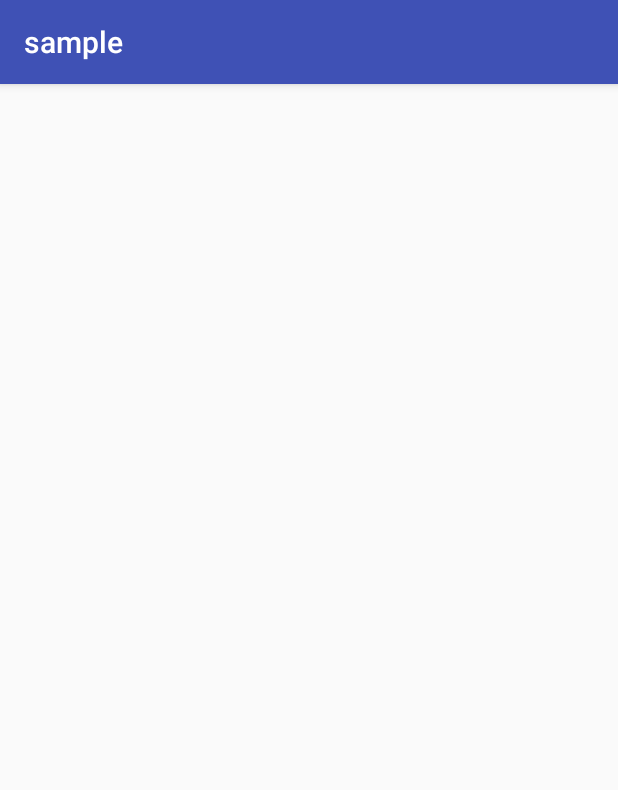
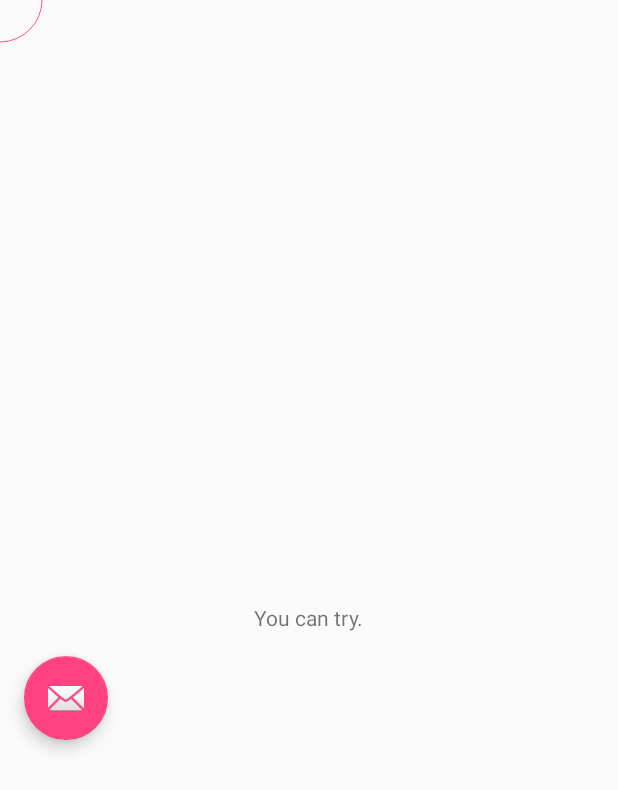
Before and after one commit to Yellow5A5/ActSwitchAnimTool, an Android app: the SecondActivity screen opened directly, with no data from a screen before it, on a phone screen of 412 x 824 dp. Shown: the top 790 px of the screen. Run offline under Robolectric (Android 15) with nearby library versions, the phone set to English and light mode, and no system bars; 2 statements that could not run were skipped.

```diff
--- a/app/src/main/java/yellow5a5/actswitchanimtool/ActSwitchAnimTool.java
+++ b/app/src/main/java/yellow5a5/actswitchanimtool/ActSwitchAnimTool.java
@@ -11,10 +11,10 @@ import android.graphics.Canvas;
 import android.graphics.Color;
 import android.graphics.Paint;
 import android.util.AttributeSet;
+import android.util.Log;
 import android.view.View;
 import android.view.ViewGroup;
 import android.view.ViewTreeObserver;
-import android.widget.ImageView;
 
 /**
  * Created by Yellow5A5 on 16/9/16.
@@ -23,6 +23,7 @@ public class ActSwitchAnimTool {
 
     private int ANIM_DURATION = 1000;
 
+    private ViewGroup mDecorView;
     private SwitchAnimView mSwitchAnimView;
     private Activity mStartAct;
     private int mColorStart;
@@ -37,71 +38,82 @@ public class ActSwitchAnimTool {
     public ActSwitchAnimTool(Activity activity) {
         mStartAct = activity;
         mSwitchAnimView = new SwitchAnimView(mStartAct);
+        mDecorView = (ViewGroup) mStartAct.getWindow().getDecorView();
     }
 
-    public void startActivity(final Intent intent, final boolean isNeedFinish) {
+    public ActSwitchAnimTool startActivity(final Intent intent, final boolean isNeedFinish) {
         intent.putExtra("location", targetLocation);
         intent.putExtra("color", mColorEnd);
         mSwitchAnimView.setSwitchAnimCallback(new SwitchAnimCallback() {
             @Override
             public void onAnimationEnd() {
                 mStartAct.startActivity(intent);
-                if (isNeedFinish == true){
+                if (isNeedFinish == true) {
                     mStartAct.finish();
+                } else {
+                    mDecorView.postDelayed(new Runnable() {
+                        @Override
+                        public void run() {
+                            mDecorView.removeView(mSwitchAnimView);
+                        }
+                    }, 200);
                 }
             }
+
+            @Override
+            public void onAnimationUpdate(int progress) {
+                Log.e(ActSwitchAnimTool.class.getName(), "onAnimationUpdate: " + progress);
+            }
         });
-        mSwitchAnimView.startSpreadAnim();
+        return this;
+    }
+
+    public ActSwitchAnimTool receiveIntent(Intent intent) {
+        targetLocation = intent.getIntArrayExtra("location");
+        mColorStart = intent.getIntExtra("color", Color.BLACK/*FIXME*/);
+        return this;
     }
 
     public ActSwitchAnimTool target(final View view) {
-        final ViewGroup decor = (ViewGroup) mStartAct.getWindow().getDecorView();
         final ViewGroup.LayoutParams bgParams = new ViewGroup.LayoutParams(
                 ViewGroup.LayoutParams.MATCH_PARENT, ViewGroup.LayoutParams.MATCH_PARENT);
         //background image.
-        decor.addView(mSwitchAnimView, bgParams);
-
-        view.getLocationInWindow(targetLocation);
-        mSwitchAnimView.setCenter(targetLocation[0], targetLocation[1]);
+        mDecorView.addView(mSwitchAnimView, bgParams);
         view.getViewTreeObserver().addOnGlobalLayoutListener(new ViewTreeObserver.OnGlobalLayoutListener() {
             @Override
             public void onGlobalLayout() {
+                view.getLocationInWindow(targetLocation);
                 targetViewWidth = view.getWidth();
                 targetViewHeight = view.getHeight();
+                int circleRadius = (targetViewHeight > targetViewWidth ? targetViewWidth : targetViewHeight) / 2;
+                mSwitchAnimView.setmTargetCircleRadius(circleRadius);
+                mSwitchAnimView.setCenter(targetLocation[0] + targetViewWidth / 2, targetLocation[1] + targetViewHeight / 2);
             }
         });
-        decor.removeView(view);
-//        decor.addView(view);
         return this;
     }
 
-    public ActSwitchAnimTool setAnimType(int type){
+    public void build() {
+        if (mSwitchAnimView.getmAnimType() == 0) {
+            mSwitchAnimView.startSpreadAnim();
+        } else if (mSwitchAnimView.getmAnimType() == 1) {
+            mSwitchAnimView.startShrinkAnim();
+        }
+    }
+
+    public ActSwitchAnimTool setAnimType(int type) {
         mSwitchAnimView.setmAnimType(type);
         return this;
     }
 
-    public void builder() {
-
+    public ActSwitchAnimTool setmColorStart(int color) {
+        mSwitchAnimView.setmSpreadColor(color);
+        return this;
     }
 
-    public void setContainer(View container) {
-
-    }
-
-    public int getmColorStart() {
-        return mColorStart;
-    }
-
-    public void setmColorStart(int mColorStart) {
-        this.mColorStart = mColorStart;
-    }
-
-    public int getmColorEnd() {
-        return mColorEnd;
-    }
-
-    public void setmColorEnd(int mColorEnd) {
-        this.mColorEnd = mColorEnd;
+    public ActSwitchAnimTool setmColorEnd(int color) {
+        mSwitchAnimView.setmShrinkColor(color);
+        return this;
     }
 
     public int getTargetViewWidth() {
@@ -122,6 +134,8 @@ public class ActSwitchAnimTool {
 
     public interface SwitchAnimCallback {
         void onAnimationEnd();
+
+        void onAnimationUpdate(int progress);
     }
 
     public class SwitchAnimView extends View {
@@ -137,11 +151,14 @@ public class ActSwitchAnimTool {
         private int mAnimType;
         private int mRadius;
         private int mDuration;
-        private int mAlpha;
-        private Paint mPaint;
+        private Paint mSpreadPaint;
+        private Paint mShrinkPaint;
         private ValueAnimator mAnimator;
+        private int mTargetCircleRadius;
+        private int mScreenLength;
 
-        private boolean isAnimationStart = false;
+
+        private boolean isAnimationReady = false;
 
         private SwitchAnimCallback mSwitchAnimCallback;
 
@@ -165,23 +182,40 @@ public class ActSwitchAnimTool {
 
         private void init() {
             mAnimType = MODE_UNINIT;
-            mPaint = new Paint();
-            mPaint.setColor(Color.BLUE);
-            mDuration = 2000;
+            mSpreadPaint = new Paint();
+            mSpreadPaint.setStrokeWidth(1);
+            mSpreadPaint.setStyle(Paint.Style.STROKE);
+            mSpreadPaint.setColor(Color.BLUE);
+            mShrinkPaint = new Paint();
+            mShrinkPaint.setStrokeWidth(1);
+            mShrinkPaint.setStyle(Paint.Style.STROKE);
+            mShrinkPaint.setColor(Color.BLUE);
+            mDuration = 700;
+            mScreenLength = (int) Math.sqrt(Math.pow(getResources().getDisplayMetrics().heightPixels, 2)
+                    + Math.pow(getResources().getDisplayMetrics().widthPixels, 2));
         }
 
         private void setAlpha(int alpha) {
-            mPaint.setAlpha(alpha);
+            mSpreadPaint.setAlpha(alpha);
+            mShrinkPaint.setAlpha(alpha);
         }
 
         private void initAnimation() {
-            mAnimator = ValueAnimator.ofInt(0, 3000);
+            isAnimationReady = true;
+            mAnimator = ValueAnimator.ofInt(0, mScreenLength);
             mAnimator.setDuration(mDuration);
             mAnimator.addUpdateListener(new ValueAnimator.AnimatorUpdateListener() {
+                int lastFactor = 0;
+
                 @Override
                 public void onAnimationUpdate(ValueAnimator animation) {
-                    mRadius = (int) animation.getAnimatedValue();
+                    int factor = (int) animation.getAnimatedValue();
+                    mRadius = factor;
                     invalidate();
+                    if (mSwitchAnimCallback != null && lastFactor != factor) {
+                        mSwitchAnimCallback.onAnimationUpdate(factor * 100 / mScreenLength);
+                        lastFactor = factor;
+                    }
                 }
             });
             mAnimator.addListener(new AnimatorListenerAdapter() {
@@ -213,33 +247,54 @@ public class ActSwitchAnimTool {
             if (getmAnimType() == MODE_UNINIT) {
                 return;
             }
-            if (!isAnimationStart) {
+            if (!isAnimationReady) {
                 initAnimation();
             }
             switch (getmAnimType()) {
                 case MODE_SPREAD:
-                    canvas.drawCircle(mCenterX, mCenterY, mRadius, mPaint);
+                    canvas.drawCircle(mCenterX, mCenterY, mRadius / 2 + mTargetCircleRadius, mSpreadPaint);
+                    mSpreadPaint.setStrokeWidth(mRadius);
                     break;
                 case MODE_SHRINK:
-                    canvas.drawCircle(mCenterX, mCenterY, mRadius, mPaint);
+                    canvas.drawCircle(mCenterX, mCenterY, mRadius / 2 + mTargetCircleRadius, mShrinkPaint);
+                    mShrinkPaint.setStrokeWidth(mRadius);
                     break;
             }
+        }
+
+        public int getmRadius() {
+            return mRadius;
+        }
+
+        public void setmRadius(int mRadius) {
+            this.mRadius = mRadius;
+        }
+
+        public int getmDuration() {
+            return mDuration;
+        }
+
+        public void setmDuration(int mDuration) {
+            this.mDuration = mDuration;
+            isAnimationReady = false;
         }
 
         public int getmSpreadColor() {
             return mSpreadColor;
         }
 
-        public void setmSpreadColor(int mSpreadColor) {
-            this.mSpreadColor = mSpreadColor;
+        public void setmSpreadColor(int color) {
+            mSpreadPaint.setColor(color);
+            this.mSpreadColor = color;
         }
 
         public int getmShrinkColor() {
             return mShrinkColor;
         }
 
-        public void setmShrinkColor(int mShrinkColor) {
-            this.mShrinkColor = mShrinkColor;
+        public void setmShrinkColor(int color) {
+            mShrinkPaint.setColor(color);
+            this.mShrinkColor = color;
         }
 
         public int getmAnimType() {
@@ -249,5 +304,13 @@ public class ActSwitchAnimTool {
         public void setmAnimType(int mAnimType) {
             this.mAnimType = mAnimType;
         }
+
+        public int getmTargetCircleRadius() {
+            return mTargetCircleRadius;
+        }
+
+        public void setmTargetCircleRadius(int mTargetCircleRadius) {
+            this.mTargetCircleRadius = mTargetCircleRadius;
+        }
     }
 }
--- a/sample/src/main/AndroidManifest.xml
+++ b/sample/src/main/AndroidManifest.xml
@@ -18,7 +18,9 @@
                 <category android:name="android.intent.category.LAUNCHER" />
             </intent-filter>
         </activity>
-        <activity android:name=".SecondActivity"></activity>
+        <activity
+            android:name=".SecondActivity"
+            android:theme="@style/AppTheme.NoActionBar"></activity>
     </application>
 
 </manifest>
--- a/sample/src/main/java/yellow5a5/sample/SecondActivity.java
+++ b/sample/src/main/java/yellow5a5/sample/SecondActivity.java
@@ -1,14 +1,29 @@
 package yellow5a5.sample;
 
+import android.graphics.Color;
+import android.support.design.widget.FloatingActionButton;
 import android.support.v7.app.AppCompatActivity;
 import android.os.Bundle;
+import android.widget.TextView;
+
+import yellow5a5.actswitchanimtool.ActSwitchAnimTool;
 
 public class SecondActivity extends AppCompatActivity {
+
+    private TextView mTextView;
+    private FloatingActionButton mFloatingBtn;
 
     @Override
     protected void onCreate(Bundle savedInstanceState) {
         super.onCreate(savedInstanceState);
         setContentView(R.layout.activity_second);
-
+        mTextView = (TextView) findViewById(R.id.text);
+        mFloatingBtn = (FloatingActionButton) findViewById(R.id.float_btn);
+        new ActSwitchAnimTool(this)
+                .receiveIntent(getIntent())
+                .setAnimType(1)
+                .setmColorEnd(Color.parseColor("#FF5777"))
+                .target(mFloatingBtn)
+                .build();
     }
 }
--- a/sample/src/main/res/layout/activity_second.xml
+++ b/sample/src/main/res/layout/activity_second.xml
@@ -3,10 +3,23 @@
     xmlns:tools="http://schemas.android.com/tools"
     android:layout_width="match_parent"
     android:layout_height="match_parent"
-    android:paddingBottom="@dimen/activity_vertical_margin"
-    android:paddingLeft="@dimen/activity_horizontal_margin"
-    android:paddingRight="@dimen/activity_horizontal_margin"
-    android:paddingTop="@dimen/activity_vertical_margin"
-    tools:context="yellow5a5.sample.SecondActivity">
+    tools:context="yellow5a5.sample.SecondActivity"
+    >
+
+    <TextView
+        android:id="@+id/text"
+        android:layout_centerInParent="true"
+        android:text="You can try."
+        android:layout_width="wrap_content"
+        android:layout_height="wrap_content" />
+
+    <android.support.design.widget.FloatingActionButton
+        android:layout_below="@id/text"
+        android:id="@+id/float_btn"
+        android:layout_width="wrap_content"
+        android:layout_height="wrap_content"
+        android:layout_margin="@dimen/fab_margin"
+        android:src="@android:drawable/ic_dialog_email"
+        />
 
 </RelativeLayout>
```
Also changed, not shown: sample/src/main/java/yellow5a5/sample/FirstActivity.java (+8 -2 lines).
